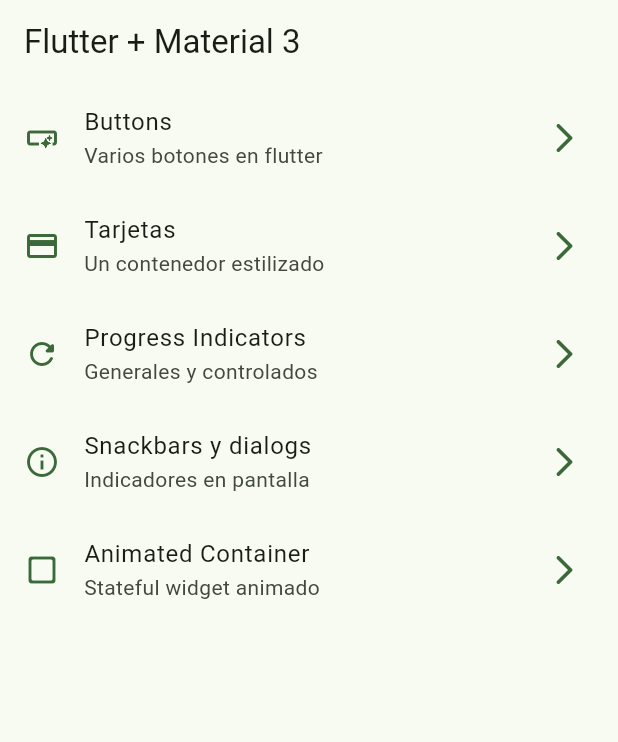
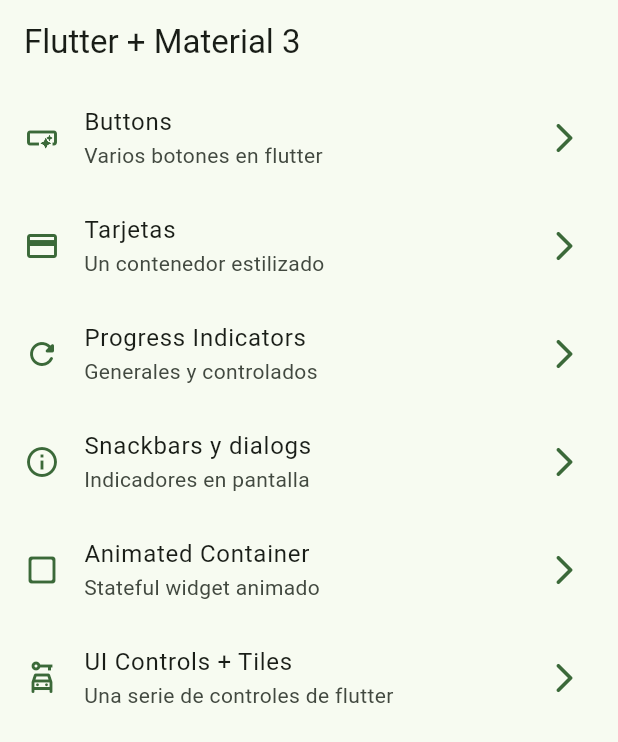
Before and after one commit to josecrsdc/widgetsApp, a Flutter app: the screen it shows after launch, on a phone screen of 412 x 824 dp. Shown: the top 742 px of the screen. Run offline on Flutter 3.47's test engine with Material 3 defaults, Android fonts, the phone set to English and light mode, and no system bars; our stand-ins replace go_router.

Commit message:
142-Agregar pantalla de UI Controls con controles interactivos y navegación

```diff
--- a/widgets_app/lib/config/menu/menu_items.dart
+++ b/widgets_app/lib/config/menu/menu_items.dart
@@ -51,4 +51,11 @@ const appMenuItems = <MenuItem>[
     icon: Icons.check_box_outline_blank_rounded,
   ),
 
+  MenuItem(
+    title: 'UI Controls + Tiles',
+    subtitle: 'Una serie de controles de flutter',
+    link: '/ui-controls',
+    icon: Icons.car_rental_outlined,
+  ),
+
 ];
--- a/widgets_app/lib/config/router/app_router.dart
+++ b/widgets_app/lib/config/router/app_router.dart
@@ -34,6 +34,11 @@ final aapRouter = GoRouter(
       name: AnimatedScreen.name,
       builder: (context, state) => const AnimatedScreen()
     ),
+    GoRoute(
+      path: '/ui-controls',
+      name: UIControlsScreen.name,
+      builder: (context, state) => const UIControlsScreen()
+    ),
 
   ],
 );
```
Also changed, not shown: widgets_app/lib/presentation/screens/ui_controls/ui_controls_screen.dart (+81 -1 lines).
